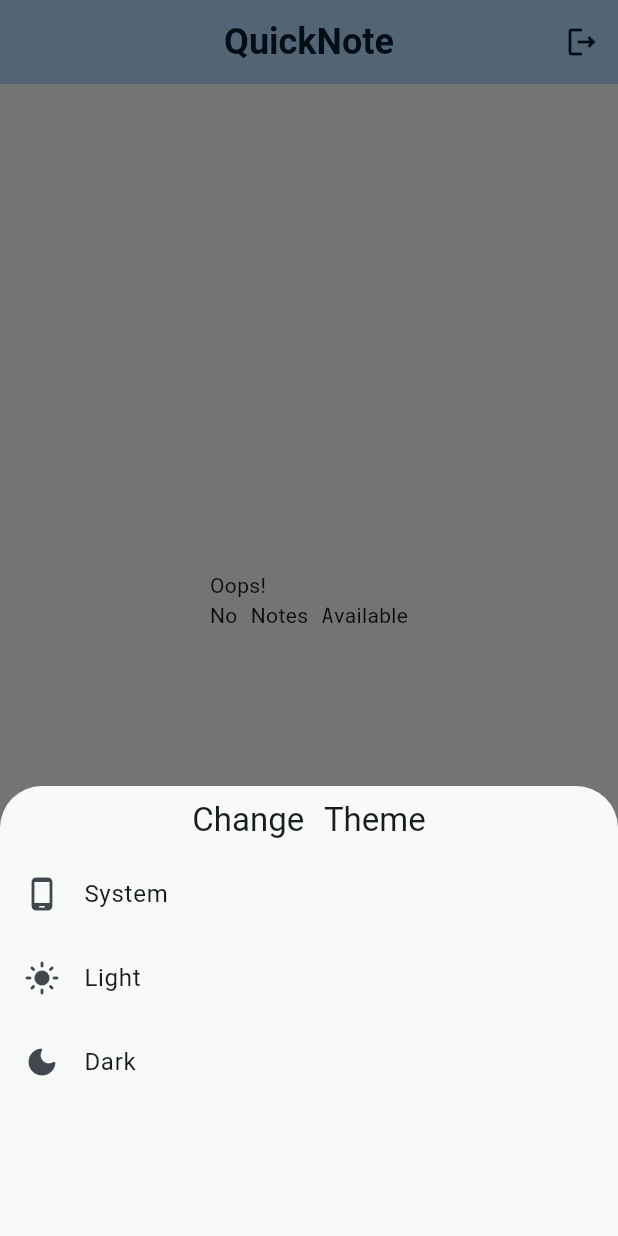
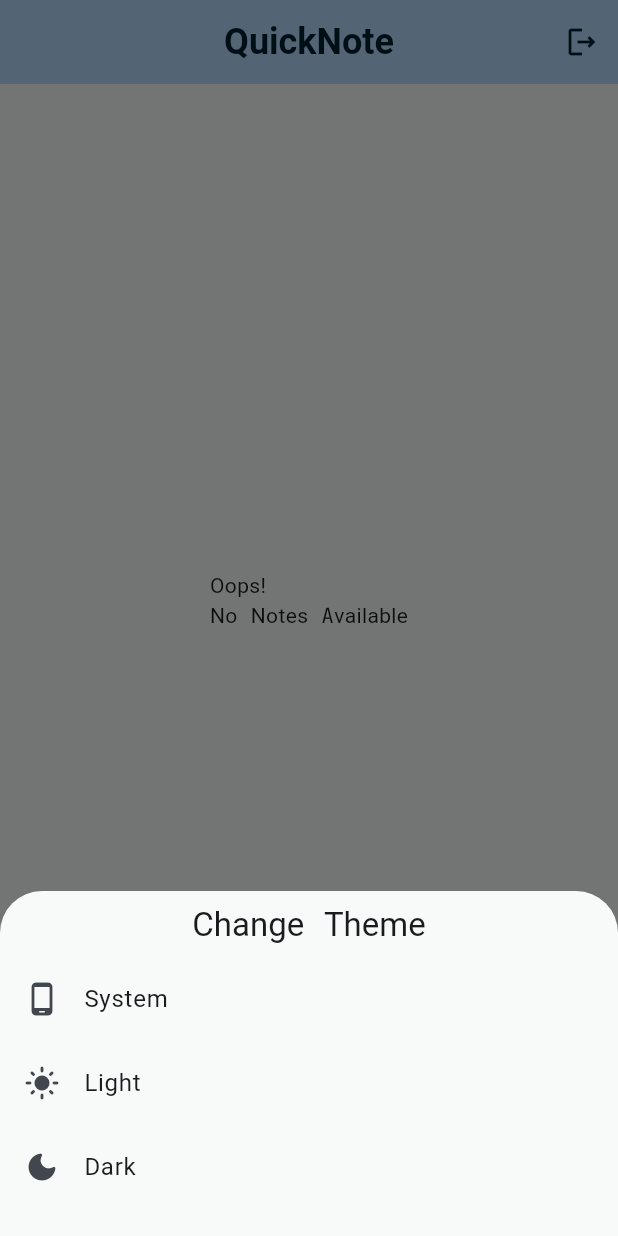
Before and after one commit to VrushankBardolia/quicknote, a Flutter app: the screen it shows once a user with an empty profile is signed in, after a tap on the "color lens" icon, on a phone screen of 412 x 824 dp. Run offline on Flutter 3.47's test engine with Material 2 defaults, Android fonts, the phone set to English and light mode, and no system bars; our stand-ins replace cloud_firestore, firebase_auth, firebase_core, get, google_fonts; accounts and stored records are empty; Roboto replaces fonts that are missing (Mukta).

Commit message:
Bottom sheet height fixed

```diff
--- a/lib/screens/noteList.dart
+++ b/lib/screens/noteList.dart
@@ -46,7 +46,7 @@ class _NoteListState extends State<NoteList> {
       context: context,
       builder: (context){
         return SizedBox(
-          height: 300,
+          height: 230,
           child: Column(
             children: [
               Padding(
```
